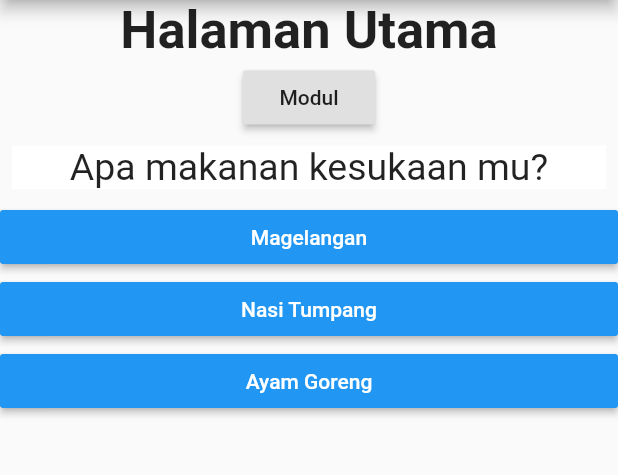
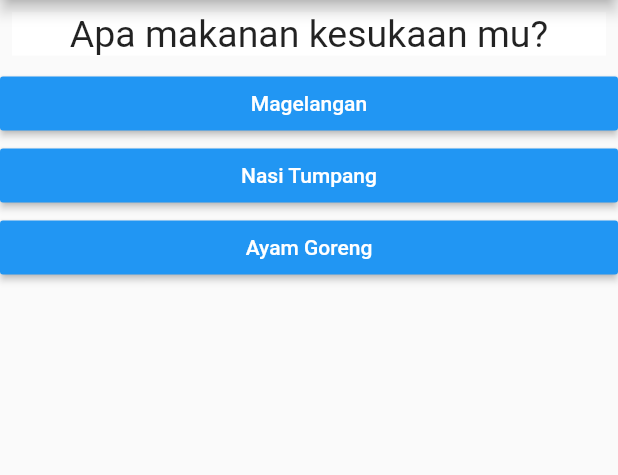
Before and after one commit to codebyfrosty/quiz_bkd, a Flutter app: the screen it shows after launch, after a tap on "Quiz", on a phone screen of 412 x 824 dp, the part 84-559 px from its top. Run offline on Flutter 3.47's test engine with Material 2 defaults, Android fonts, the phone set to English and light mode, and no system bars.

Commit message:
9 maret 2022

```diff
--- a/lib/halUtama.dart
+++ b/lib/halUtama.dart
@@ -9,17 +9,20 @@ class Utama extends StatelessWidget {
   final Function operatorQuiz;
   bool showModul;
   bool showQuiz;
+  bool showUtama;
   Utama(
       {@required this.quizLogic,
       @required this.operatorModul,
       @required this.operatorQuiz,
       @required this.showModul,
-      @required this.showQuiz});
+      @required this.showQuiz,
+      @required this.showUtama});
 
   @override
   Widget build(BuildContext context) {
     return Container(
-      child: Column(
+      child: showUtama
+      ? Column(
         children: [
           Text('Halaman Utama',
               style: TextStyle(fontSize: 35, fontWeight: FontWeight.bold)),
@@ -36,15 +39,11 @@ class Utama extends StatelessWidget {
           Center(
             child: showQuiz
                 ? quizLogic
-                : RaisedButton(
-                    child: Text('Quiz'),
-                    onPressed: () {
-                      print('Quiz clicked');
-                      operatorQuiz;
-                    }),
+                : RaisedButton(child: Text('Quiz'), onPressed: operatorQuiz),
           ),
         ],
-      ),
+      )
+      : quizLogic
     );
   }
 }
--- a/lib/main.dart
+++ b/lib/main.dart
@@ -1,6 +1,6 @@
 import 'package:flutter/material.dart';
 
-import 'package:flutter_complete_guide/modul.dart';
+// import 'package:flutter_complete_guide/modul.dart';
 import 'package:flutter_complete_guide/result.dart';
 import './halUtama.dart';
 
@@ -82,6 +82,7 @@ class MyAppState extends State<MyApp> {
   void balikmenu() {
     setState(() {
       showQuiz = false;
+      showUtama = true;
       questionIndex = 0;
       totalscore = 0;
     });
@@ -118,30 +119,13 @@ class MyAppState extends State<MyApp> {
             appBar: AppBar(
               title: Text('Quiz App'),
             ),
-            body: Container(
-              child: Column(
-                children: [
-                  Text('Halaman Utama',
-                      style:
-                          TextStyle(fontSize: 35, fontWeight: FontWeight.bold)),
-                  Center(
-                    child: RaisedButton(
-                        child: Text('Modul'),
-                        onPressed: () {
-                          Navigator.push(
-                            context,
-                            MaterialPageRoute(builder: (context) => Modul()),
-                          );
-                        }),
-                  ),
-                  Center(
-                    child: showQuiz
-                        ? quizLogic()
-                        : RaisedButton(
-                            child: Text('Quiz'), onPressed: operatorQuiz),
-                  ),
-                ],
-              ),
+            body: Utama(
+              operatorModul: operatorModul,
+              operatorQuiz: operatorQuiz,
+              quizLogic: quizLogic(),
+              showModul: showModul,
+              showQuiz: showQuiz,
+              showUtama: showUtama,
             )));
   }
 }
--- a/lib/result.dart
+++ b/lib/result.dart
@@ -5,8 +5,8 @@ class Result extends StatelessWidget {
 
   Function reset;
   final int resultScore;
-  Function showQ;
-  Result(this.resultScore, this.reset, this.showQ);
+  Function hideQ;
+  Result(this.resultScore, this.reset, this.hideQ);
 
   String get resultphrase {
     var resultText = 'You did all the questions!';
@@ -31,7 +31,7 @@ class Result extends StatelessWidget {
         RaisedButton(
           onPressed: () {
             print('object');
-            showQ();
+            hideQ();
           },
           child: Text('Balik ke Menu Awal'),
         )
```
Also changed, not shown: lib/modul.dart (+4 -4 lines), lib/pertanyaan.txt (added).
